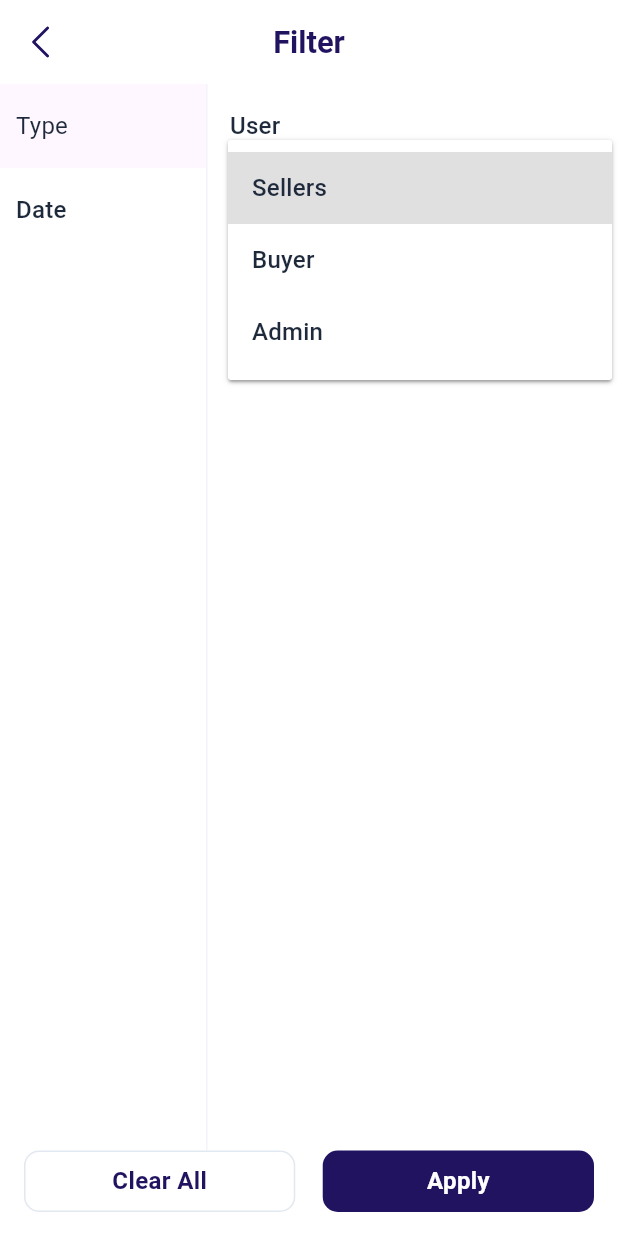
After one commit to pingaksh-tech/pinga-mobile-app, a Flutter app: the OrderFilterScreen screen opened directly, after a tap on "Please Select", on a phone screen of 412 x 824 dp. The commit adds this screen. Run offline on Flutter 3.47's test engine with Material 3 defaults, Android fonts, the light colour scheme and no system bars; our stand-ins replace cached_network_image, carousel_slider, connectivity_plus, cookie_jar, device_info_plus, dio and 15 more; accounts and stored records are empty; network calls fail; Roboto replaces fonts that are missing (DmSans); project files that could hold a hidden picture were left out.

Commit message:
Order Module UI complete

```diff
--- a/lib/routes/app_pages.dart
+++ b/lib/routes/app_pages.dart
@@ -11,6 +11,7 @@ import '../view/collections/widgets/add_watchlist/add_watchlist_screen.dart';
 import '../view/dashboard/dashboard_screen.dart';
 import '../view/drawer/widgets/settings/settings_screen.dart';
 import '../view/drawer/widgets/wishlist/wishlist_screen.dart';
+import '../view/orders/widgets/order_filter/order_filter_screen.dart';
 import '../view/product_details/product_details_screen.dart';
 import '../view/product_details/widgets/image_view/image_view_screen.dart';
 import '../view/products/product_screen.dart';
@@ -54,5 +55,6 @@ class AppPages {
     _getPage(name: AppRoutes.imageViewScreen, page: () => ImageViewScreen()),
     _getPage(name: AppRoutes.wishlistScreen, page: () => WishlistScreen()),
     _getPage(name: AppRoutes.settingsScreen, page: () => SettingsScreen()),
+    _getPage(name: AppRoutes.orderFilterScreen, page: () => OrderFilterScreen()),
   ];
 }
--- a/lib/routes/app_routes.dart
+++ b/lib/routes/app_routes.dart
@@ -74,4 +74,9 @@ class AppRoutes {
   /// ***********************************************************************************
   static const String wishlistScreen = '/wishlist-screen';
   static const String settingsScreen = '/settings-screen';
+
+  /// ***********************************************************************************
+  ///                                 DRAWER PAGES
+  /// ***********************************************************************************
+  static const String orderFilterScreen = '/order-filter-screen';
 }
--- a/lib/utils/enums/common_enums.dart
+++ b/lib/utils/enums/common_enums.dart
@@ -243,3 +243,27 @@ enum FilterItemType {
     return FilterItemType.values.firstWhere((e) => e.slug == slug);
   }
 }
+
+///* ORDER FILTER ITEM TYPE
+enum OrderFilterType {
+  type(id: 1, label: "Type", slug: "type"),
+  date(id: 1, label: "Date", slug: "date");
+
+  final int id;
+  final String label;
+  final String slug;
+
+  const OrderFilterType({
+    required this.id,
+    required this.label,
+    required this.slug,
+  });
+
+  static OrderFilterType fromId(int id) {
+    return OrderFilterType.values.firstWhere((e) => e.id == id);
+  }
+
+  static OrderFilterType fromSlug(String slug) {
+    return OrderFilterType.values.firstWhere((e) => e.slug == slug);
+  }
+}
--- a/lib/view/drawer/app_drawer.dart
+++ b/lib/view/drawer/app_drawer.dart
@@ -2,9 +2,9 @@ import 'package:flutter/material.dart';
 import 'package:flutter_screenutil/flutter_screenutil.dart';
 import 'package:flutter_svg/flutter_svg.dart';
 import 'package:get/get.dart';
+
 import '../../../exports.dart';
 import '../../../packages/cached_network_image/cached_network_image.dart';
-import '../../theme/app_style.dart';
 import '../../widgets/webview.dart';
 import 'app_drawer_controller.dart';
 
--- a/lib/view/orders/orders_controller.dart
+++ b/lib/view/orders/orders_controller.dart
@@ -15,10 +15,6 @@ class OrdersController extends GetxController {
   RxBool nextPageStop = true.obs;
   RxBool isLoading = false.obs;
   RxBool paginationLoading = false.obs;
-
-  RxString selectedType = "All".obs;
-  RxInt tabIndex = 0.obs;
-  RxList<String> statusList = <String>["All", "Pending", "Accepted", "Rejected", "Completed"].obs;
 
   @override
   void onInit() {
--- /dev/null
+++ b/lib/view/orders/widgets/order_filter/order_filter_controller.dart
@@ -0,0 +1,19 @@
+import 'package:flutter/widgets.dart';
+import 'package:get/get.dart';
+
+import '../../../../exports.dart';
+
+class OrderFilterController extends GetxController {
+  Rx<OrderFilterType> filterType = OrderFilterType.type.obs;
+  RxString selectUserType = "".obs;
+  RxList<String> userType = [
+    "Sellers",
+    "Buyer",
+    "Admin",
+  ].obs;
+
+  Rx<TextEditingController> startDateCon = TextEditingController().obs;
+  Rx<DateTime> startDate = DateTime.now().obs;
+  Rx<TextEditingController> endDateCon = TextEditingController().obs;
+  Rx<DateTime> endDate = DateTime.now().obs;
+}
--- /dev/null
+++ b/lib/view/orders/widgets/order_filter/order_filter_screen.dart
@@ -0,0 +1,191 @@
+import 'package:flutter/material.dart';
+import 'package:flutter_screenutil/flutter_screenutil.dart';
+import 'package:get/get.dart';
+
+import '../../../../exports.dart';
+import '../../../../res/app_bar.dart';
+import 'order_filter_controller.dart';
+
+class OrderFilterScreen extends StatelessWidget {
+  OrderFilterScreen({super.key});
+
+  final OrderFilterController con = Get.put(OrderFilterController());
+
+  @override
+  Widget build(BuildContext context) {
+    return Obx(
+      () => Scaffold(
+        backgroundColor: Theme.of(context).colorScheme.surface,
+        appBar: MyAppBar(
+          title: "Filter",
+        ),
+        body: Row(
+          children: [
+            //? Filter Type ListView
+            Expanded(
+              flex: 1,
+              child: ListView.builder(
+                itemCount: OrderFilterType.values.length,
+                itemBuilder: (context, index) {
+                  return Obx(
+                    () {
+                      bool isSelected = con.filterType.value != OrderFilterType.values[index];
+                      return GestureDetector(
+                        onTap: () {
+                          con.filterType.value = OrderFilterType.values[index];
+                        },
+                        child: Container(
+                          padding: EdgeInsets.symmetric(vertical: defaultPadding, horizontal: defaultPadding / 1.5),
+                          alignment: Alignment.centerLeft,
+                          color: isSelected ? Theme.of(context).colorScheme.surface : Theme.of(context).scaffoldBackgroundColor,
+                          child: Row(
+                            children: [
+                              Expanded(
+                                child: Text(
+                                  OrderFilterType.values[index].label,
+                                  textAlign: TextAlign.start,
+                                  style: AppTextStyle.titleStyle(context).copyWith(fontSize: 14.sp, fontWeight: isSelected ? FontWeight.w500 : FontWeight.w400),
+                                ),
+                              ),
+                            ],
+                          ),
+                        ),
+                      );
+                    },
+                  );
+                },
+              ),
+            ),
+            const VerticalDivider(width: 0),
+            //? Filter type UI
+            Expanded(
+              flex: 2,
+              child: switch (con.filterType.value) {
+                OrderFilterType.type => Padding(
+                    padding: EdgeInsets.symmetric(horizontal: defaultPadding, vertical: defaultPadding),
+                    child: Column(
+                      crossAxisAlignment: CrossAxisAlignment.start,
+                      children: [
+                        Text(
+                          "User",
+                          style: titleTextStyle,
+                        ).paddingOnly(bottom: defaultPadding / 3),
+                        InputDecorator(
+                          decoration: InputDecoration(
+                            fillColor: const Color(0x1EB4B4B4),
+                            filled: true,
+                            enabledBorder: OutlineInputBorder(
+                              borderRadius: BorderRadius.circular(defaultRadius),
+                              borderSide: BorderSide(color: Theme.of(context).primaryColor.withOpacity(.1)),
+                            ),
+                            contentPadding: EdgeInsets.symmetric(horizontal: defaultPadding / 2).copyWith(left: defaultPadding / 1.5),
+                          ),
+                          child: DropdownButtonHideUnderline(
+                            child: DropdownButton<String>(
+                              elevation: 1,
+                              icon: const Icon(Icons.keyboard_arrow_down_rounded),
+                              isExpanded: true,
+                              hint: const Text('Please Select'),
+                              value: con.selectUserType.value.isEmpty ? null : con.selectUserType.value,
+                              onChanged: (newValue) {
+                                con.selectUserType.value = newValue ?? "";
+                              },
+                              items: con.userType.map<DropdownMenuItem<String>>(
+                                (String userType) {
+                                  return DropdownMenuItem<String>(
+                                    value: userType,
+                                    child: Text(
+                                      userType,
+                                      style: Theme.of(context).textTheme.titleMedium?.copyWith(fontSize: 14.sp, fontWeight: FontWeight.w500),
+                                    ),
+                                  );
+                                },
+                              ).toList(),
+                            ),
+                          ),
+                        ),
+                      ],
+                    ),
+                  ),
+
+                //? Filter Type date UI
+                OrderFilterType.date => Padding(
+                    padding: EdgeInsets.all(defaultPadding),
+                    child: Column(
+                      crossAxisAlignment: CrossAxisAlignment.start,
+                      children: [
+                        Text(
+                          "Start Date",
+                          style: titleTextStyle,
+                        ).paddingOnly(bottom: defaultPadding / 3),
+                        AppTextField(
+                          textFieldType: TextFieldType.date,
+                          controller: con.startDateCon.value,
+                          contentPadding: EdgeInsets.symmetric(vertical: 0, horizontal: defaultPadding / 1.5).copyWith(right: 0),
+                          style: Theme.of(context).textTheme.titleMedium?.copyWith(fontSize: 14.sp, fontWeight: FontWeight.w500),
+                          hintText: "Select start date",
+                          selectedDate: con.startDate.value,
+                          suffixIconSize: 20.w,
+                          onDateOrTimeChange: (value) {
+                            if (value.runtimeType == DateTime) {
+                              con.startDateCon.value.text = UiUtils.convertDateToDotSeptate(value);
+                              con.startDate.value = value;
+                            }
+                          },
+                        ),
+                        defaultPadding.verticalSpace,
+                        Text(
+                          "End Date",
+                          style: titleTextStyle,
+                        ).paddingOnly(bottom: defaultPadding / 3),
+                        AppTextField(
+                          textFieldType: TextFieldType.date,
+                          controller: con.endDateCon.value,
+                          contentPadding: EdgeInsets.symmetric(vertical: 0, horizontal: defaultPadding / 1.5),
+                          hintText: "Select end date",
+                          selectedDate: con.endDate.value,
+                          suffixIconSize: 20.w,
+                          style: Theme.of(context).textTheme.titleMedium?.copyWith(fontSize: 14.sp, fontWeight: FontWeight.w500),
+                          onDateOrTimeChange: (value) {
+                            if (value.runtimeType == DateTime) {
+                              con.endDateCon.value.text = UiUtils.convertDateToDotSeptate(value);
+                              con.endDate.value = value;
+                            }
+                          },
+                        ),
+                      ],
+                    ),
+                  ),
+              },
+            ),
+          ],
+        ),
+        bottomNavigationBar: Padding(
+          padding: EdgeInsets.symmetric(horizontal: defaultPadding).copyWith(bottom: MediaQuery.of(context).padding.bottom + defaultPadding),
+          child: Row(
+            children: [
+              Expanded(
+                child: AppButton(
+                  height: 30.h,
+                  title: "Clear All",
+                  buttonType: ButtonType.outline,
+                  onPressed: () {},
+                ),
+              ),
+              defaultPadding.horizontalSpace,
+              Expanded(
+                child: AppButton(
+                  height: 30.h,
+                  title: "Apply",
+                  onPressed: () => Get.back(),
+                ),
+              ),
+            ],
+          ),
+        ),
+      ),
+    );
+  }
+
+  TextStyle? get titleTextStyle => Theme.of(Get.context!).textTheme.titleMedium?.copyWith(fontWeight: FontWeight.w500, fontSize: 14.sp);
+}
```
Also changed, not shown: lib/data/repositories/orders/orders_repository.dart (+10 -10 lines), lib/utils/ui_utils.dart (+13 -0 lines), lib/view/bottombar/bottombar_screen.dart (+14 -3 lines), lib/view/orders/orders_screen.dart (+68 -85 lines), assets/svg/open_box.svg.
